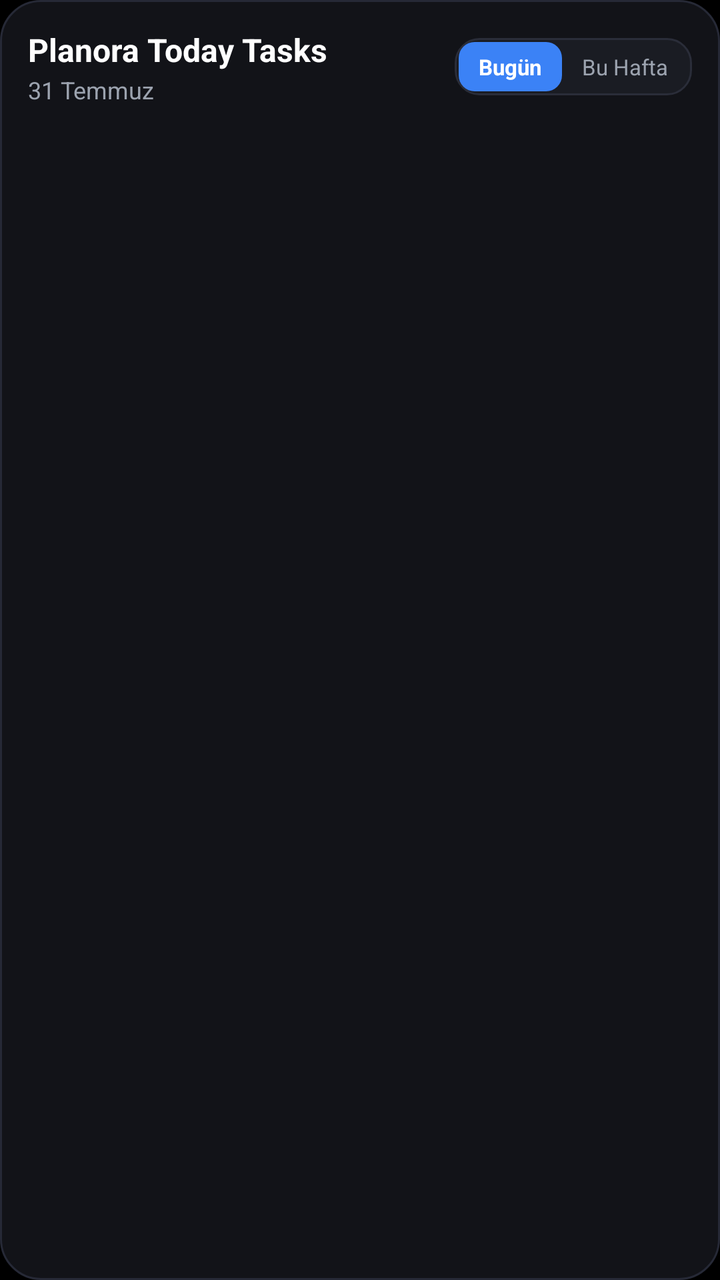
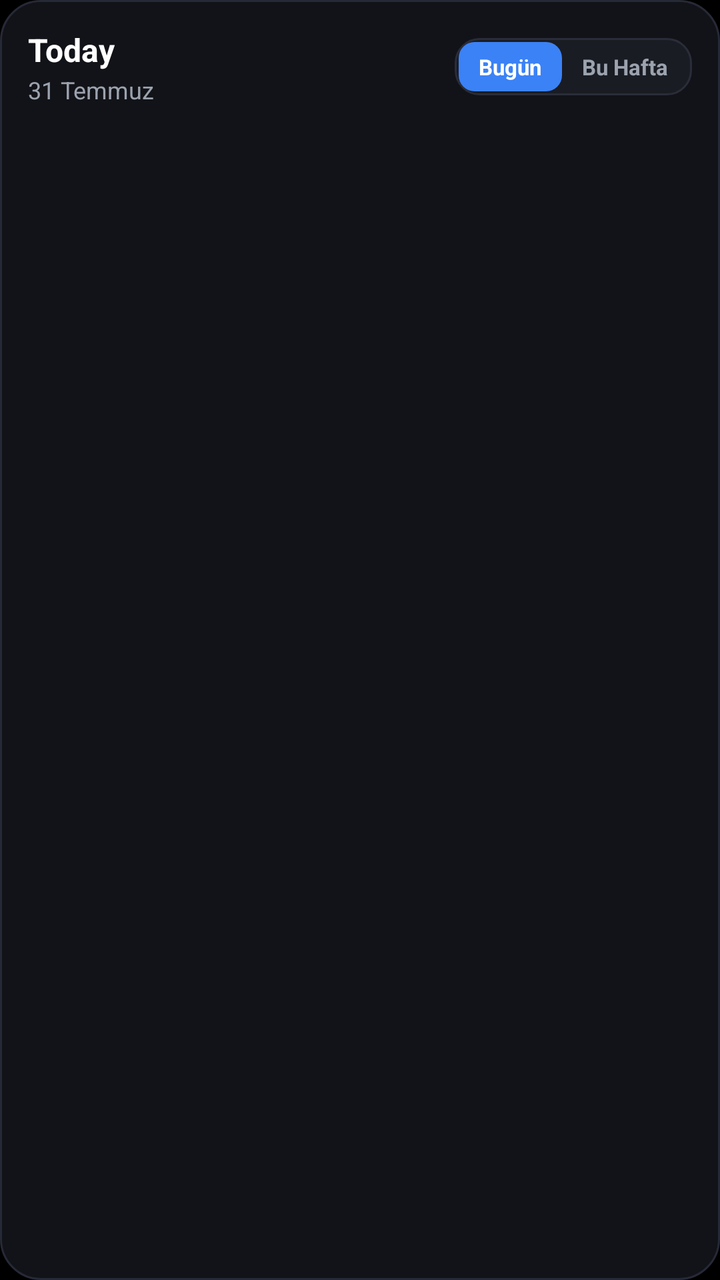

Before-and-after screenshots of an Android layout around one commit, followed by the original layout XML and the change that was made.
<!-- AndroidManifest.xml: application theme Theme.Planora -->
<!-- res/layout/widget_today_tasks.xml -->
<?xml version="1.0" encoding="utf-8"?>
<LinearLayout xmlns:android="http://schemas.android.com/apk/res/android"
    android:id="@+id/widget_today_container"
    android:layout_width="match_parent"
    android:layout_height="match_parent"
    android:background="@drawable/widget_today_bg"
    android:orientation="vertical"
    android:padding="14dp">

    
    <LinearLayout
        android:layout_width="match_parent"
        android:layout_height="wrap_content"
        android:layout_marginBottom="10dp"
        android:gravity="center_vertical"
        android:orientation="horizontal">

        <LinearLayout
            android:layout_width="0dp"
            android:layout_height="wrap_content"
            android:layout_weight="1"
            android:orientation="vertical">

            <TextView
                android:id="@+id/widget_today_header"
                android:layout_width="wrap_content"
                android:layout_height="wrap_content"
                android:text="@string/widget_today_name"
                android:textColor="#FFFFFF"
                android:textSize="16sp"
                android:textStyle="bold" />

            <TextView
                android:id="@+id/widget_today_date_sub"
                android:layout_width="wrap_content"
                android:layout_height="wrap_content"
                android:layout_marginTop="1dp"
                android:text="31 Temmuz"
                android:textColor="#9CA3AF"
                android:textSize="12sp" />
        </LinearLayout>

        
        <LinearLayout
            android:layout_width="wrap_content"
            android:layout_height="wrap_content"
            android:background="@drawable/widget_item_bg"
            android:orientation="horizontal"
            android:padding="2dp">

            <TextView
                android:id="@+id/btn_mode_today"
                android:layout_width="wrap_content"
                android:layout_height="wrap_content"
                android:background="@drawable/widget_tab_selected"
                android:paddingHorizontal="10dp"
                android:paddingVertical="5dp"
                android:text="Bugün"
                android:textColor="#FFFFFF"
                android:textSize="11sp"
                android:textStyle="bold" />

            <TextView
                android:id="@+id/btn_mode_week"
                android:layout_width="wrap_content"
                android:layout_height="wrap_content"
                android:background="@drawable/widget_tab_unselected"
                android:paddingHorizontal="10dp"
                android:paddingVertical="5dp"
                android:text="Bu Hafta"
                android:textColor="#9CA3AF"
                android:textSize="11sp" />
        </LinearLayout>
    </LinearLayout>

    
    <ListView
        android:id="@+id/widget_today_list"
        android:layout_width="match_parent"
        android:layout_height="0dp"
        android:layout_weight="1"
        android:divider="@null"
        android:dividerHeight="6dp" />

    
    <LinearLayout
        android:id="@+id/widget_today_empty"
        android:layout_width="match_parent"
        android:layout_height="0dp"
        android:layout_weight="1"
        android:gravity="center"
        android:orientation="vertical"
        android:padding="16dp"
        android:visibility="gone">

        <TextView
            android:layout_width="wrap_content"
            android:layout_height="wrap_content"
            android:gravity="center"
            android:text="🎉"
            android:textSize="26sp" />

        <TextView
            android:id="@+id/widget_empty_text"
            android:layout_width="wrap_content"
            android:layout_height="wrap_content"
            android:layout_marginTop="6dp"
            android:gravity="center"
            android:text="@string/widget_no_tasks_today"
            android:textColor="#9CA3AF"
            android:textSize="13sp" />
    </LinearLayout>

</LinearLayout>
<!-- resources referenced by this layout -->
<resources>
  <!-- drawable widget_item_bg (drawable) -->
  <?xml version="1.0" encoding="utf-8"?>
  <shape xmlns:android="http://schemas.android.com/apk/res/android"
      android:shape="rectangle">
      <solid android:color="#1A1C23" />
      <corners android:radius="12dp" />
      <stroke
          android:width="1dp"
          android:color="#2A2D39" />
  </shape>
  <!-- drawable widget_tab_selected (drawable) -->
  <?xml version="1.0" encoding="utf-8"?>
  <shape xmlns:android="http://schemas.android.com/apk/res/android"
      android:shape="rectangle">
      <solid android:color="#3B82F6" />
      <corners android:radius="8dp" />
  </shape>
  <!-- drawable widget_tab_unselected (drawable) -->
  <?xml version="1.0" encoding="utf-8"?>
  <shape xmlns:android="http://schemas.android.com/apk/res/android"
      android:shape="rectangle">
      <solid android:color="#00000000" />
      <corners android:radius="8dp" />
  </shape>
  <!-- drawable widget_today_bg (drawable) -->
  <?xml version="1.0" encoding="utf-8"?>
  <shape xmlns:android="http://schemas.android.com/apk/res/android"
      android:shape="rectangle">
      <solid android:color="#121318" />
      <corners android:radius="20dp" />
      <stroke
          android:width="1dp"
          android:color="#262936" />
  </shape>
  <string name="widget_no_tasks_today">No tasks scheduled for today.</string>
  <string name="widget_today_name">Planora Today Tasks</string>
  <style name="Theme.Planora" parent="Theme.SplashScreen">
          <item name="windowSplashScreenBackground">@android:color/black</item>
          <item name="windowSplashScreenAnimatedIcon">@mipmap/ic_launcher_foreground</item>
          <item name="postSplashScreenTheme">@android:style/Theme.Material.Light.NoActionBar</item>
          <item name="android:windowBackground">@android:color/black</item>
      </style>
</resources>

<!-- the commit's change to res/layout/widget_today_tasks.xml (unified diff, before → after) -->
@@ -16,6 +16,7 @@
         android:orientation="horizontal">
 
         <LinearLayout
+            android:id="@+id/widget_header_title_container"
             android:layout_width="0dp"
             android:layout_height="wrap_content"
             android:layout_weight="1"
@@ -40,6 +41,7 @@
                 android:textSize="12sp" />
         </LinearLayout>
 
+        
         
         <LinearLayout
             android:layout_width="wrap_content"
@@ -69,7 +71,8 @@
                 android:paddingVertical="5dp"
                 android:text="Bu Hafta"
                 android:textColor="#9CA3AF"
-                android:textSize="11sp" />
+                android:textSize="11sp"
+                android:textStyle="bold" />
         </LinearLayout>
     </LinearLayout>
 
<!-- resource entries referenced after the edit -->
@@ -35,7 +35,7 @@
           android:color="#262936" />
   </shape>
   <string name="widget_no_tasks_today">No tasks scheduled for today.</string>
-  <string name="widget_today_name">Planora Today Tasks</string>
+  <string name="widget_today_name">Today</string>
   <style name="Theme.Planora" parent="Theme.SplashScreen">
           <item name="windowSplashScreenBackground">@android:color/black</item>
           <item name="windowSplashScreenAnimatedIcon">@mipmap/ic_launcher_foreground</item>
